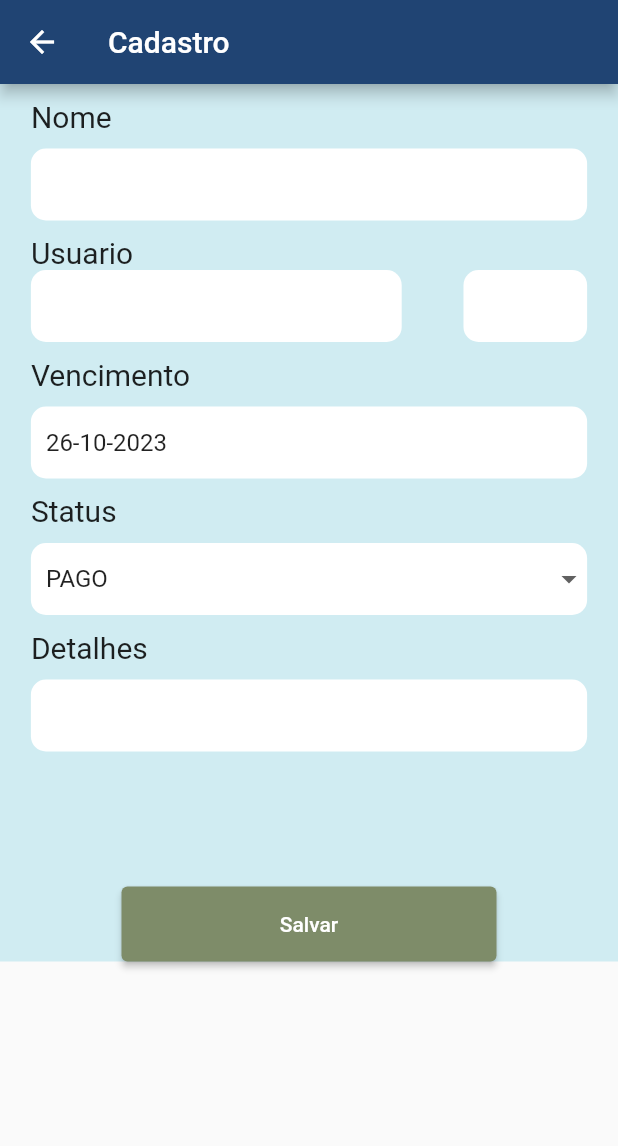
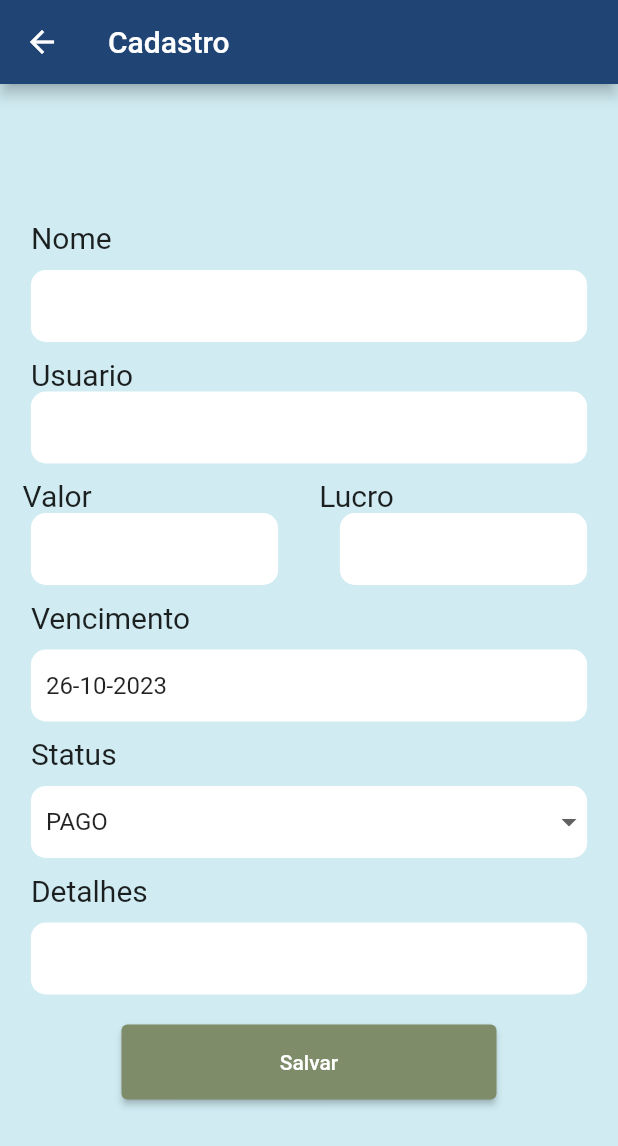
Before and after one commit to MarcosVinicius78/gerenciamento_de_clientes, a Flutter app: the screen it shows after launch, after a tap on the "add" icon, on a phone screen of 412 x 824 dp. Shown: the top 1146 px of the screen. Run offline on Flutter 3.47's test engine with Material 2 defaults, Android fonts, the phone set to English and light mode, and no system bars; our stand-ins replace carousel_slider, fl_chart, sqflite; accounts and stored records are empty; Roboto replaces fonts that are missing (Futura).

```diff
--- a/lib/database/database.dart
+++ b/lib/database/database.dart
@@ -23,8 +23,8 @@ class Database {
     final path = join(dbPath, 'clientes.db');
 
     return sql.openDatabase(
-      'clientes.db',
-      version: 14,
+      path,
+      version: 15,
       onCreate: (sql.Database database, int version) async {
         database.transaction((txn) async {
           await txn.execute("""
@@ -33,6 +33,7 @@ class Database {
                           NOME TEXT,
                           USUARIO TEXT,
                           VALOR DOUBLE,
+                          LUCRO DOUBLE,
                           VENCIMENTO DATE,
                           DESCRICAO TEXT,
                           DETALHES TEXT
@@ -55,28 +56,7 @@ class Database {
         });
       },
       onUpgrade: (db, oldVersion, newVersion) {
-        db.transaction((txn) async {
-          try {
-            txn.execute("drop table ano_mes");
-            txn.execute("drop table ano");
-            txn.execute("drop table mes");
-
-            txn.execute('''CREATE TABLE mes (
-                          id_mes INTEGER PRIMARY KEY AUTOINCREMENT,
-                          mes INTEGER,
-                          total REAL
-                          )''');
-            txn.execute('''CREATE TABLE ano (
-                          id_ano INTEGER PRIMARY KEY AUTOINCREMENT,
-                          ano INTEGER,
-                          total REAL
-                          )''');
-            txn.execute('''CREATE TABLE ano_mes (
-                          id_ano REFERENCES ano (id_ano),
-                          id_mes REFERENCES mes (id_mes)
-                          )''');
-          } catch (e) {}
-        });
+        db.execute("ALTER TABLE USUARIOS ADD COLUMN LUCRO DOUBLE");
       },
     );
   }
--- a/lib/model/Usuario.dart
+++ b/lib/model/Usuario.dart
@@ -2,6 +2,7 @@ class UsuarioModel {
   String nome;
   String usuario;
   double valor;
+  double lucro;
   String vencimento;
   String descricao;
   String detalhes;
@@ -10,6 +11,7 @@ class UsuarioModel {
       {required this.nome,
       required this.usuario,
       required this.valor,
+      required this.lucro,
       required this.vencimento,
       required this.descricao,
       required this.detalhes});
@@ -19,6 +21,7 @@ class UsuarioModel {
       'nome': nome,
       'usuario': usuario,
       'valor': valor,
+      'lucro': lucro,
       'vencimento': vencimento,
       'descricao': descricao,
       'detalhes': detalhes
@@ -30,6 +33,7 @@ class UsuarioModel {
         nome: map['nome'],
         usuario: map['usuario'],
         valor: map['valor'],
+        lucro: map['lucro'],
         vencimento: map['vencimento'],
         descricao: map['descricao'],
         detalhes: map['detalhes']);
--- a/lib/views/Cadastro.dart
+++ b/lib/views/Cadastro.dart
@@ -65,6 +65,7 @@ class _MyWidgetState extends State<Cadastro> {
   String nome = '';
   String usuario = '';
   double valor = 0;
+  double lucro = 0;
   String data = DateFormat('dd-MM-yyyy').format(DateTime.now());
   String descricao = "PAGO";
   String detalhes = "";
@@ -75,12 +76,13 @@ class _MyWidgetState extends State<Cadastro> {
         appBar: AppBar(
             title: const Text("Cadastro"),
             backgroundColor: const Color.fromARGB(255, 32, 68, 115)),
-        body: SingleChildScrollView(
-            child: Form(
+        body: Form(
           key: _formKey,
           child: Container(
+            height: MediaQuery.of(context).size.height * 1,
             color: const Color.fromARGB(255, 208, 236, 242),
             child: Center(
+              child: SingleChildScrollView(
                 child: Column(
                   children: [
                     Container(
@@ -122,12 +124,10 @@ class _MyWidgetState extends State<Cadastro> {
                         style: TextStyle(fontSize: 20, fontFamily: 'Futura'),
                       ),
                     ),
-                  Row(
-                    mainAxisAlignment: MainAxisAlignment.spaceAround,
-                    children: [
-                      Center(
+                    Container(
+                      child: Center(
                         child: Container(
-                          width: MediaQuery.of(context).size.width * 0.6,
+                          width: MediaQuery.of(context).size.width * 0.9,
                           decoration: const BoxDecoration(
                               borderRadius:
                                   BorderRadius.all(Radius.circular(10)),
@@ -146,10 +146,35 @@ class _MyWidgetState extends State<Cadastro> {
                                   border: InputBorder.none)),
                         ),
                       ),
+                    ),
+                    Row(
+                      children: [
                         Container(
-                        width: MediaQuery.of(context).size.width * 0.2,
+                            width: MediaQuery.of(context).size.width * 0.4,
+                            margin: const EdgeInsets.only(left: 15, top: 10),
+                            child: const Text(
+                              "Valor",
+                              style:
+                                  TextStyle(fontSize: 20, fontFamily: "Futura"),
+                            )),
+                        Container(
+                            width: MediaQuery.of(context).size.width * 0.4,
+                            margin: const EdgeInsets.only(left: 33, top: 10),
+                            child: const Text(
+                              "Lucro",
+                              style:
+                                  TextStyle(fontSize: 20, fontFamily: "Futura"),
+                            )),
+                      ],
+                    ),
+                    Row(
+                      mainAxisAlignment: MainAxisAlignment.spaceAround,
+                      children: [
+                        Container(
+                          width: MediaQuery.of(context).size.width * 0.4,
                           decoration: const BoxDecoration(
-                            borderRadius: BorderRadius.all(Radius.circular(10)),
+                              borderRadius:
+                                  BorderRadius.all(Radius.circular(10)),
                               color: Color.fromARGB(255, 255, 255, 255)),
                           child: TextFormField(
                               onChanged: (value) {
@@ -159,6 +184,27 @@ class _MyWidgetState extends State<Cadastro> {
                               validator: (value) {
                                 if (value!.isEmpty) {
                                   return "Insira o Valor";
+                                }
+                              },
+                              decoration: const InputDecoration(
+                                  contentPadding: EdgeInsets.only(left: 10),
+                                  prefixText: "R\$",
+                                  border: InputBorder.none)),
+                        ),
+                        Container(
+                          width: MediaQuery.of(context).size.width * 0.4,
+                          decoration: const BoxDecoration(
+                              borderRadius:
+                                  BorderRadius.all(Radius.circular(10)),
+                              color: Color.fromARGB(255, 255, 255, 255)),
+                          child: TextFormField(
+                              onChanged: (value) {
+                                lucro = double.parse(value);
+                              },
+                              keyboardType: TextInputType.number,
+                              validator: (value) {
+                                if (value!.isEmpty) {
+                                  return "Insira o lucro";
                                 }
                               },
                               decoration: const InputDecoration(
@@ -261,7 +307,7 @@ class _MyWidgetState extends State<Cadastro> {
                     Container(
                       width: MediaQuery.of(context).size.width * 1,
                       alignment: Alignment.center,
-                    margin: const EdgeInsets.only(top: 90),
+                      margin: const EdgeInsets.only(top: 20, bottom: 10),
                       child: SizedBox(
                         width: 250,
                         height: 50,
@@ -275,12 +321,15 @@ class _MyWidgetState extends State<Cadastro> {
                                     nome: nome,
                                     usuario: usuario,
                                     valor: valor,
+                                    lucro: lucro,
                                     vencimento: dataEnviar,
                                     descricao: descricao,
                                     detalhes: detalhes);
                                 if (descricao == 'PAGO') {
-                                DatabaseRelatorio.atualizarTotalMesEAno(valor);
+                                  DatabaseRelatorio.atualizarTotalMesEAno(
+                                      lucro);
                                 }
+                                print(user.lucro);
                                 Database.criarUsuario(user);
                                 Navigator.pop(context);
                               }
@@ -292,6 +341,7 @@ class _MyWidgetState extends State<Cadastro> {
                 ),
               ),
             ),
-        )));
+          ),
+        ));
   }
 }
--- a/lib/views/MyHomePage.dart
+++ b/lib/views/MyHomePage.dart
@@ -321,6 +321,12 @@ class _MyHomePageState extends State<MyHomePage> {
                                                 const EdgeInsets.only(left: 20),
                                             child: Text(usuarios[index]['VALOR']
                                                 .toString()),
+                                          ),
+                                          Container(
+                                            margin:
+                                                const EdgeInsets.only(left: 20),
+                                            child: Text(usuarios[index]['LUCRO']
+                                                .toString()),
                                           )
                                         ],
                                       ),
--- a/lib/views/relatorio.dart
+++ b/lib/views/relatorio.dart
@@ -93,8 +93,6 @@ class _RelatorioState extends State<Relatorio> {
                           return const TextStyle(color: Colors.white);
                         },
                         getTitles: (value) {
-
-
                           return value.toInt().toString();
                         },
                       ),
```
Also changed, not shown: lib/views/editar-usuario.dart (+80 -22 lines). Lines whose indentation alone changed are shown as unchanged.
